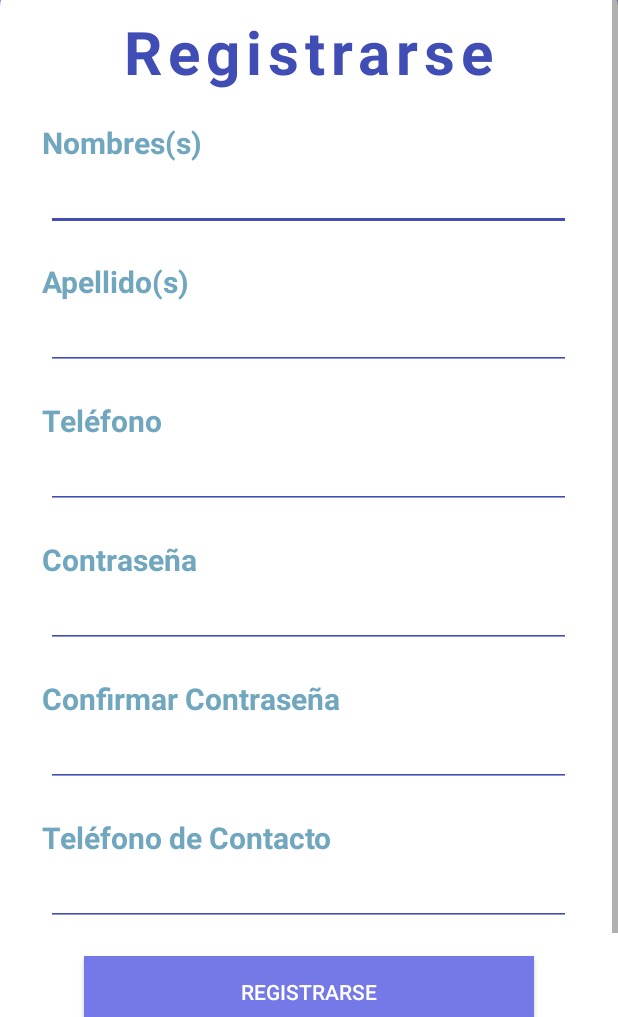
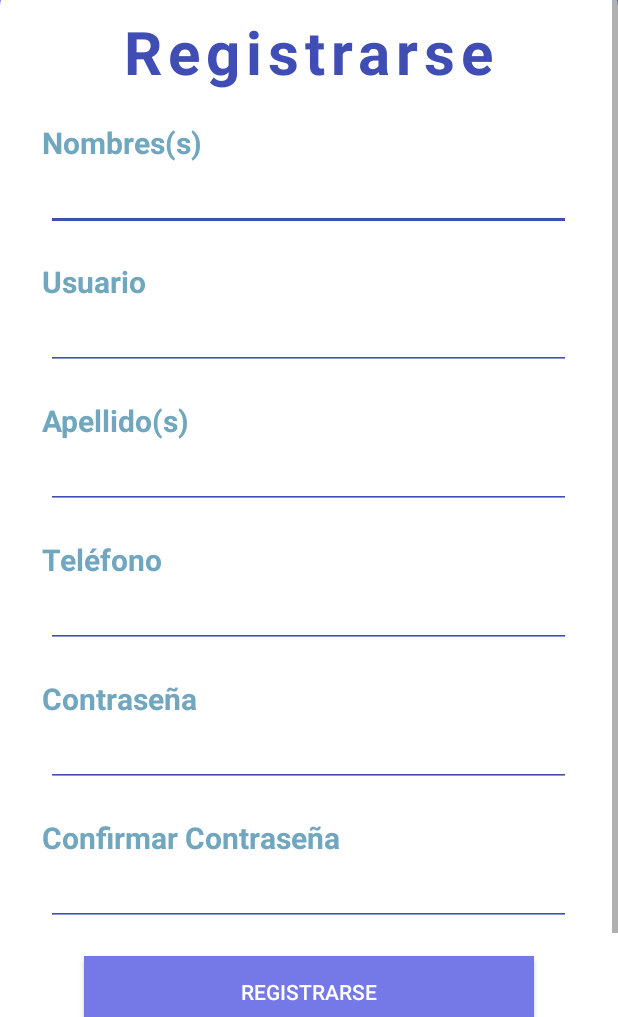
Before and after one commit to DiegoMontes20/DealApp, an Android app: the RegistroScreen screen opened directly, with no data from a screen before it, on a phone screen of 412 x 824 dp, the part 219-1236 px from its top. Run offline under Robolectric (Android 15) with nearby library versions, the phone set to English and light mode, and no system bars.

Commit message:
Gustavo Flores
-Login y registro funcionando

```diff
--- /dev/null
+++ b/app/src/main/java/mx/edu/utez/deal/Firebase/MyFirebaseMessagingService.kt
@@ -0,0 +1,5 @@
+package mx.edu.utez.deal.Firebase
+
+class MyFirebaseMessagingService {
+
+}
--- a/app/src/main/java/mx/edu/utez/deal/Retro/APIService.kt
+++ b/app/src/main/java/mx/edu/utez/deal/Retro/APIService.kt
@@ -3,15 +3,18 @@ package mx.edu.utez.deal.Retro
 import mx.edu.utez.deal.Model.Client
 import okhttp3.RequestBody
 import okhttp3.ResponseBody
+import retrofit2.Call
 import retrofit2.Response
-import retrofit2.http.Body
-import retrofit2.http.Headers
-import retrofit2.http.POST
+import retrofit2.http.*
 
 interface APIService {
     @POST("/public/client")
     @Headers("Content-Type: application/json")
-    suspend fun createEmployee(@Body requestBody: Client): Response<ResponseBody>
+    fun createEmployee(@Body requestBody: Client): Call<Void>
     //fun createClient(@Body data: Client):Call<Void>
 
+    @FormUrlEncoded
+    @POST("/login")
+    suspend fun login(@FieldMap params: HashMap<String?, String?>): Response<ResponseBody>
+
 }
--- a/app/src/main/res/layout/activity_login_screen.xml
+++ b/app/src/main/res/layout/activity_login_screen.xml
@@ -73,6 +73,7 @@
                     ></TextView>
                 <EditText
                     android:layout_width="350dp"
+                    android:id="@+id/lo_user"
                     android:layout_height="wrap_content"
                     android:backgroundTint="@color/secondary"
                     />
@@ -88,6 +89,7 @@
                     android:paddingTop="20dp"
                     ></TextView>
                 <EditText
+                    android:id="@+id/lo_password"
                     android:layout_width="350dp"
                     android:layout_height="wrap_content"
                     android:backgroundTint="@color/secondary"
@@ -106,6 +108,7 @@
                     ></TextView>
 
                 <Button
+                    android:id="@+id/btn_login"
                     android:layout_width="300dp"
                     android:layout_height="wrap_content"
                     android:layout_marginTop="20dp"
--- a/app/src/main/res/layout/activity_registro_screen.xml
+++ b/app/src/main/res/layout/activity_registro_screen.xml
@@ -76,6 +76,25 @@
 
             ></TextView>
         <EditText
+            android:id="@+id/re_nombre"
+            android:layout_width="350dp"
+            android:layout_height="wrap_content"
+            android:backgroundTint="@color/secondary"
+            />
+        <TextView
+            android:layout_width="wrap_content"
+            android:layout_height="wrap_content"
+            android:text="@string/usuario"
+            android:textSize="20sp"
+            android:textColor="@color/secondaryDark"
+            android:layout_gravity="center_vertical"
+            android:paddingLeft="28dp"
+            android:paddingTop="20dp"
+            android:textStyle="bold"
+
+            ></TextView>
+        <EditText
+            android:id="@+id/re_usuario"
             android:layout_width="350dp"
             android:layout_height="wrap_content"
             android:backgroundTint="@color/secondary"
@@ -92,6 +111,7 @@
             android:paddingTop="20dp"
             ></TextView>
         <EditText
+            android:id="@+id/re_apellidos"
             android:layout_width="350dp"
             android:layout_height="wrap_content"
             android:backgroundTint="@color/secondary"
@@ -109,6 +129,7 @@
 
             ></TextView>
         <EditText
+            android:id="@+id/re_telefono"
             android:layout_width="350dp"
             android:layout_height="wrap_content"
             android:backgroundTint="@color/secondary"
@@ -126,6 +147,7 @@
 
             ></TextView>
         <EditText
+            android:id="@+id/re_contrasenia"
             android:layout_width="350dp"
             android:layout_height="wrap_content"
             android:backgroundTint="@color/secondary"
@@ -143,11 +165,13 @@
 
             ></TextView>
         <EditText
+            android:id="@+id/re_confirmar"
             android:layout_width="350dp"
             android:layout_height="wrap_content"
             android:backgroundTint="@color/secondary"
             />
-        <TextView
+        <!--
+         <TextView
             android:layout_width="wrap_content"
             android:layout_height="wrap_content"
             android:text="@string/telefono_contacto"
@@ -160,14 +184,16 @@
 
             ></TextView>
         <EditText
+            android:id="@+id/re_telefonoContacto"
             android:layout_width="350dp"
             android:layout_height="wrap_content"
             android:backgroundTint="@color/secondary"
             />
+         -->
 
 
         <Button
-            android:id="@+id/btn_register"
+            android:id="@+id/btnRegister"
             android:layout_width="300dp"
             android:layout_height="wrap_content"
             android:layout_marginTop="20dp"
--- a/app/src/main/res/values/strings.xml
+++ b/app/src/main/res/values/strings.xml
@@ -11,6 +11,7 @@
     <string name="ingresar">Ingresar</string>
     <string name="registrarse">Registrarse</string>
     <string name="nombres">Nombres(s)</string>
+    <string name="usuario">Usuario</string>
     <string name="apellidos">Apellido(s)</string>
     <string name="confirmar_contraseña">Confirmar Contraseña</string>
     <string name="telefono_contacto">Teléfono de Contacto</string>
--- a/build.gradle
+++ b/build.gradle
@@ -8,6 +8,7 @@ buildscript {
     dependencies {
         classpath "com.android.tools.build:gradle:4.2.1"
         classpath "org.jetbrains.kotlin:kotlin-gradle-plugin:$kotlin_version"
+        classpath 'com.google.gms:google-services:4.3.10'
 
         // NOTE: Do not place your application dependencies here; they belong
         // in the individual module build.gradle files
```
Also changed, not shown: app/build.gradle (+6 -1 lines), app/src/main/java/mx/edu/utez/deal/Login/LoginScreen.kt (+73 -3 lines), app/src/main/java/mx/edu/utez/deal/Prefs/Prefs.kt (added, +24 -0 lines), app/src/main/java/mx/edu/utez/deal/Prefs/PrefsApplication.kt (added, +15 -0 lines), app/src/main/java/mx/edu/utez/deal/Registro/RegistroScreen.kt (+76 -51 lines), 1 other file.
